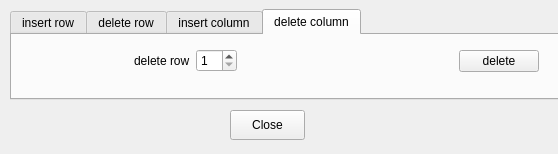
Above: src/ui/rowColDeleteInsertDialog.ui from haskelladdict/sconcho before the change. Below: the same form after it.
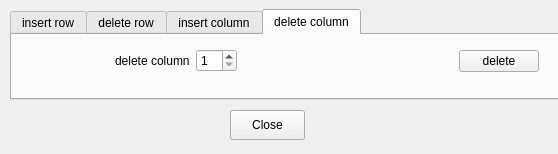
That is the form after the change. The open tabs and pages were chosen to show the change.

Commit message: Added initial insert/delete column code.

Diff of the .ui file:
```diff
--- a/src/ui/rowColDeleteInsertDialog.ui
+++ b/src/ui/rowColDeleteInsertDialog.ui
@@ -308,7 +308,7 @@
       <item>
        <widget class="QLabel" name="label_11">
         <property name="text">
-         <string>delete row</string>
+         <string>delete column</string>
         </property>
        </widget>
       </item>
```
Left out of the diff: 6 changed lines with no effect on the pictures. The commit also changes 7 other files.
